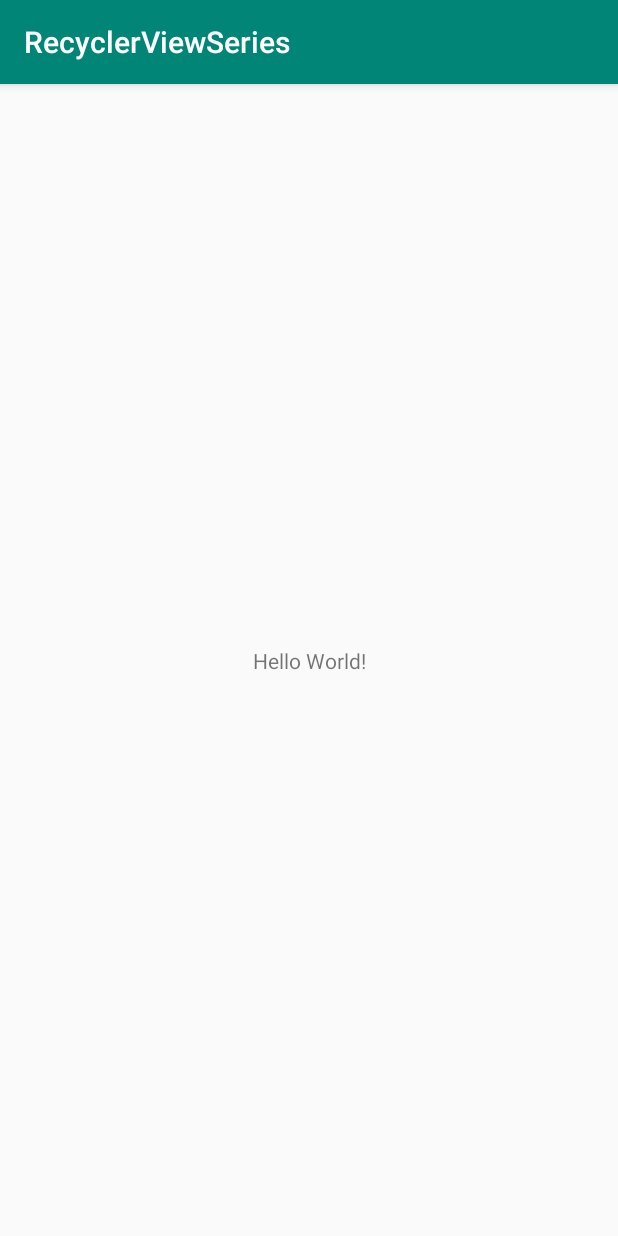
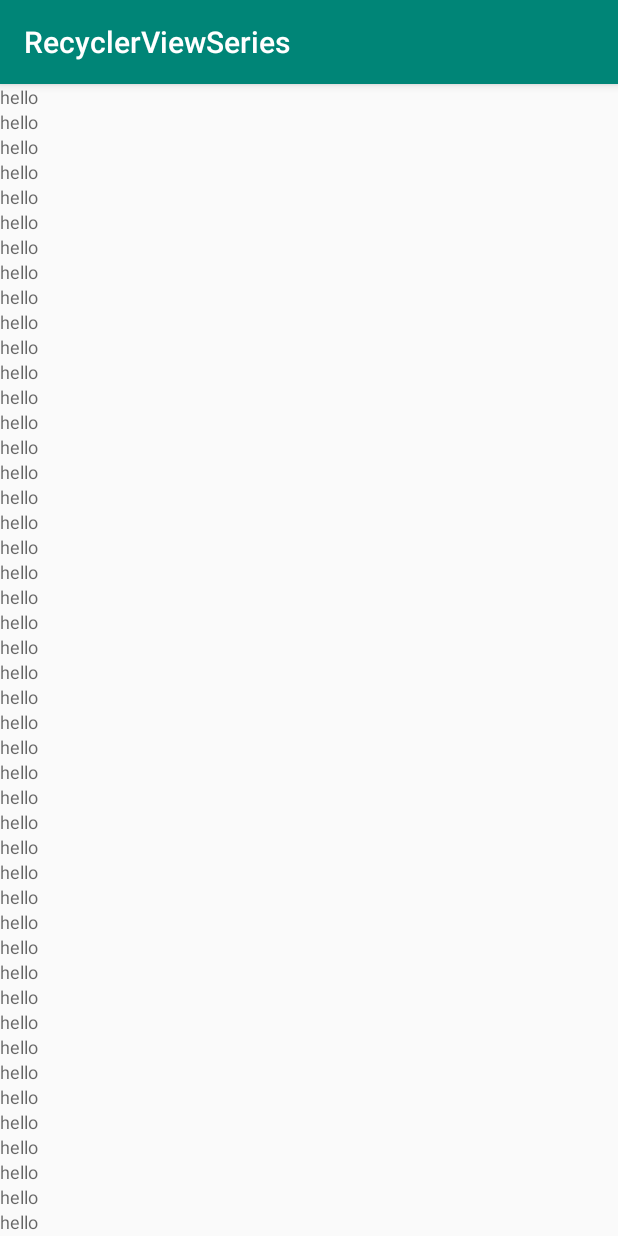
Before and after one commit to DhruvamSharma/Recycler-View-Series, an Android app: the screen it shows after launch (MainActivity), on a phone screen of 412 x 824 dp. Run offline under Robolectric (Android 15) with nearby library versions, the phone set to English and light mode, and no system bars.

Commit message:
recyclerview setup done

```diff
--- a/app/build.gradle
+++ b/app/build.gradle
@@ -25,4 +25,5 @@ dependencies {
     testImplementation 'junit:junit:4.12'
     androidTestImplementation 'androidx.test:runner:1.1.0-alpha4'
     androidTestImplementation 'androidx.test.espresso:espresso-core:3.1.0-alpha4'
+    implementation 'androidx.recyclerview:recyclerview:1.0.0'
 }
--- a/app/src/main/AndroidManifest.xml
+++ b/app/src/main/AndroidManifest.xml
@@ -9,7 +9,7 @@
         android:roundIcon="@mipmap/ic_launcher_round"
         android:supportsRtl="true"
         android:theme="@style/AppTheme">
-        <activity android:name=".MainActivity">
+        <activity android:name=".ui.MainActivity">
             <intent-filter>
                 <action android:name="android.intent.action.MAIN" />
 
--- a/app/src/main/java/com/dhruvam/recyclerviewseries/MainActivity.java
+++ /dev/null
@@ -1,14 +0,0 @@
-package com.dhruvam.recyclerviewseries;
-
-import androidx.appcompat.app.AppCompatActivity;
-
-import android.os.Bundle;
-
-public class MainActivity extends AppCompatActivity {
-
-    @Override
-    protected void onCreate(Bundle savedInstanceState) {
-        super.onCreate(savedInstanceState);
-        setContentView(R.layout.activity_main);
-    }
-}
--- /dev/null
+++ b/app/src/main/java/com/dhruvam/recyclerviewseries/data/ImageListAdapter.java
@@ -0,0 +1,50 @@
+package com.dhruvam.recyclerviewseries.data;
+
+import android.view.LayoutInflater;
+import android.view.View;
+import android.view.ViewGroup;
+import android.widget.TextView;
+
+import com.dhruvam.recyclerviewseries.R;
+
+import java.util.ArrayList;
+
+import androidx.annotation.NonNull;
+import androidx.recyclerview.widget.RecyclerView;
+
+public class ImageListAdapter extends RecyclerView.Adapter<ImageListAdapter.ImageListViewHolder> {
+
+    ArrayList<String> data = new ArrayList<>();
+
+    public ImageListAdapter() {
+        for(int i = 0; i< 50 ;i ++) {
+            data.add("hello");
+        }
+    }
+
+    @NonNull
+    @Override
+    public ImageListViewHolder onCreateViewHolder(@NonNull ViewGroup parent, int viewType) {
+        View view = LayoutInflater.from(parent.getContext()).inflate(R.layout.list_item, parent, false);
+        return new ImageListViewHolder(view);
+    }
+
+    @Override
+    public void onBindViewHolder(@NonNull ImageListViewHolder holder, int position) {
+        holder.listItemText.setText(data.get(position));
+    }
+
+    @Override
+    public int getItemCount() {
+        return data.size();
+    }
+
+    public class ImageListViewHolder extends RecyclerView.ViewHolder{
+        TextView listItemText;
+        public ImageListViewHolder(@NonNull View itemView) {
+            super(itemView);
+
+            listItemText = itemView.findViewById(R.id.list_item_text);
+        }
+    }
+}
--- /dev/null
+++ b/app/src/main/java/com/dhruvam/recyclerviewseries/ui/MainActivity.java
@@ -0,0 +1,29 @@
+package com.dhruvam.recyclerviewseries.ui;
+
+import androidx.appcompat.app.AppCompatActivity;
+import androidx.recyclerview.widget.LinearLayoutManager;
+import androidx.recyclerview.widget.RecyclerView;
+
+import android.os.Bundle;
+
+import com.dhruvam.recyclerviewseries.R;
+import com.dhruvam.recyclerviewseries.data.ImageListAdapter;
+
+public class MainActivity extends AppCompatActivity {
+
+    RecyclerView mMainList;
+    ImageListAdapter mListAdapter;
+
+    @Override
+    protected void onCreate(Bundle savedInstanceState) {
+        super.onCreate(savedInstanceState);
+        setContentView(R.layout.activity_main);
+
+        mMainList = findViewById(R.id.main_list);
+        mListAdapter = new ImageListAdapter();
+        mMainList.setAdapter(mListAdapter);
+        LinearLayoutManager manager = new LinearLayoutManager(this);
+        manager.setOrientation(RecyclerView.VERTICAL);
+        mMainList.setLayoutManager(manager);
+    }
+}
--- a/app/src/main/res/layout/activity_main.xml
+++ b/app/src/main/res/layout/activity_main.xml
@@ -4,15 +4,11 @@
     xmlns:tools="http://schemas.android.com/tools"
     android:layout_width="match_parent"
     android:layout_height="match_parent"
-    tools:context=".MainActivity">
+    tools:context=".ui.MainActivity">
 
-    <TextView
-        android:layout_width="wrap_content"
-        android:layout_height="wrap_content"
-        android:text="Hello World!"
-        app:layout_constraintBottom_toBottomOf="parent"
-        app:layout_constraintLeft_toLeftOf="parent"
-        app:layout_constraintRight_toRightOf="parent"
-        app:layout_constraintTop_toTopOf="parent" />
+    <androidx.recyclerview.widget.RecyclerView
+        android:id="@+id/main_list"
+        android:layout_width="match_parent"
+        android:layout_height="match_parent"/>
 
 </androidx.constraintlayout.widget.ConstraintLayout>
--- /dev/null
+++ b/app/src/main/res/layout/list_item.xml
@@ -0,0 +1,12 @@
+<?xml version="1.0" encoding="utf-8"?>
+<LinearLayout xmlns:android="http://schemas.android.com/apk/res/android"
+    android:orientation="vertical" android:layout_width="match_parent"
+    android:layout_height="wrap_content">
+
+    <TextView
+        android:id="@+id/list_item_text"
+        android:layout_width="wrap_content"
+        android:layout_height="wrap_content"
+        android:textAppearance="@style/TextAppearance.AppCompat.Caption"/>
+
+</LinearLayout>
```
